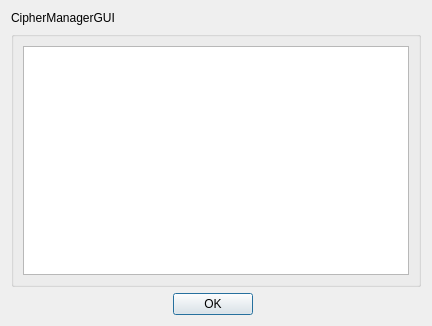
Qt form gui/designer/about_dialog.ui (BlueWhaleMain/cipher-manager) before a commit.
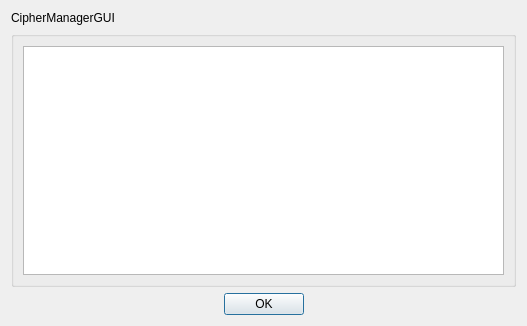
The same form after that commit.

Commit message: :lipstick:调整关于窗口的显示

```diff
--- a/gui/designer/about_dialog.ui
+++ b/gui/designer/about_dialog.ui
@@ -6,7 +6,7 @@
    <rect>
     <x>0</x>
     <y>0</y>
-    <width>432</width>
+    <width>527</width>
     <height>326</height>
    </rect>
   </property>
@@ -17,33 +17,7 @@
    <string>关于 CipherManagerGUI</string>
   </property>
   <layout class="QGridLayout" name="grid_layout">
-   <item row="4" column="2">
-    <spacer name="right_horizontal_spacer">
-     <property name="orientation">
-      <enum>Qt::Horizontal</enum>
-     </property>
-     <property name="sizeHint" stdset="0">
-      <size>
-       <width>160</width>
-       <height>20</height>
-      </size>
-     </property>
-    </spacer>
-   </item>
-   <item row="4" column="0">
-    <spacer name="left_horizontal_spacer">
-     <property name="orientation">
-      <enum>Qt::Horizontal</enum>
-     </property>
-     <property name="sizeHint" stdset="0">
-      <size>
-       <width>161</width>
-       <height>20</height>
-      </size>
-     </property>
-    </spacer>
-   </item>
-   <item row="1" column="0" colspan="4">
+   <item row="1" column="0" colspan="3">
     <widget class="QGroupBox" name="license_group_box">
      <property name="title">
       <string/>
@@ -69,11 +43,14 @@
      </property>
     </widget>
    </item>
-   <item row="4" column="1">
+   <item row="4" column="0" colspan="3">
     <widget class="QDialogButtonBox" name="button_box">
      <property name="standardButtons">
       <set>QDialogButtonBox::Ok</set>
      </property>
+     <property name="centerButtons">
+      <bool>true</bool>
+     </property>
     </widget>
    </item>
   </layout>
```
Left out of the diff: 3 changed lines with no effect on the pictures. The commit also changes 1 other file.
